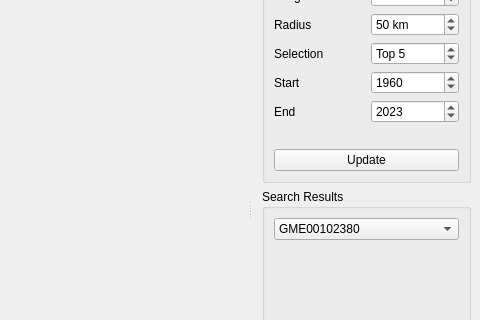
Qt form GHCN_Gui/mainwindow.ui (yatcui/GHCN_Qt) before a commit; both pictures show x 720 to 1200 and y 102 to 422 of the 1200 by 643 pixel window.
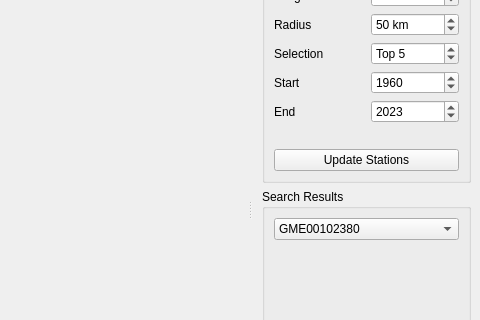
The same form after that commit. Custom widgets are drawn as their Qt base class.

Commit message: CHG: Unhide graphs if possible, data reload on currentTextChanged.

Diff of the .ui file:
```diff
--- a/GHCN_Gui/mainwindow.ui
+++ b/GHCN_Gui/mainwindow.ui
@@ -223,7 +223,7 @@
         <item row="7" column="0" colspan="3">
          <widget class="QPushButton" name="btn_update">
           <property name="text">
-           <string>Update</string>
+           <string>Update Stations</string>
           </property>
          </widget>
         </item>
```
The commit also changes 2 other files.
